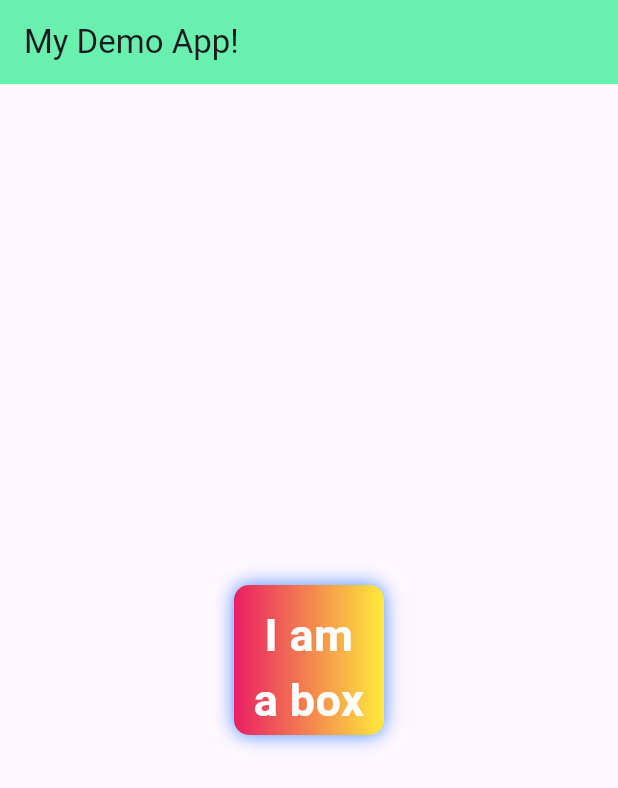
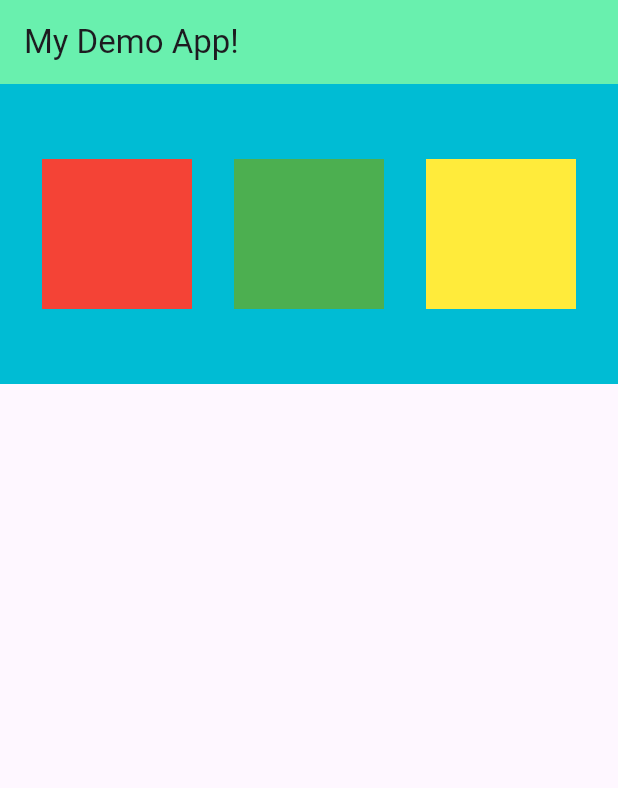
Before and after one commit to SunilKumarYadav1991/Flutter-Fundamental, a Flutter app: the screen it shows after launch, on a phone screen of 412 x 824 dp. Shown: the top 788 px of the screen. Run offline on Flutter 3.47's test engine with Material 3 defaults, Android fonts, the phone set to English and light mode, and no system bars.

Commit message:
Understanding row alignment

```diff
--- a/demo_flutter_project/lib/main.dart
+++ b/demo_flutter_project/lib/main.dart
@@ -10,7 +10,7 @@ void main() {
   runApp(MaterialApp(
     home: HomePage(),
     theme: ThemeData(
-      primarySwatch: Colors.purple, /* Does not work as per tutorial. Need to debug further */
+      primarySwatch: Colors.purple,                             /* Does not work as per tutorial. Need to debug further */
     ),
   ));
 }
@@ -23,38 +23,38 @@ class HomePage extends StatelessWidget {
     return Scaffold(
       appBar: AppBar(
         title: Text("My Demo App!"),
-        backgroundColor: Colors.greenAccent,                  /* Need to add color as default banner is white color */
+        backgroundColor: Colors.greenAccent,                     /* Need to add color as default banner is white color */
       ),
-      body: Center(
-        child: Container(                                      /* Each container has either one child or multiple children*/
-          padding:const EdgeInsets.all(12) ,
-          //color: Colors.red,                                 /*Either use BoxDecoration's color or */
-          width: 100,
-          height: 100,
-          alignment: Alignment.bottomLeft,
-          decoration: BoxDecoration(
-            color: Colors.red,
-            borderRadius: BorderRadius.circular(10),
-            gradient: LinearGradient(colors:[
-              Colors.pink, Colors.yellow
-              ]),
-            boxShadow: [
-              BoxShadow(
-                color: Colors.blueAccent,
-                blurRadius: 10,
-              )
-            ]
-           ),
-          child: Text(
-            "I am a box",
-            textAlign: TextAlign.center,
-            style: TextStyle(
-              fontSize: 30,
-              color: Colors.white,
-              fontWeight: FontWeight.bold
-              ),
+      body: Container(                                             /* body: Container() Centre will force all widgets under body in centre of screen*/
+        height: 200,
+        color: Colors.cyan,
+        child: Row(                                                /* Row will hold box container widget*/
+          mainAxisAlignment: MainAxisAlignment.spaceEvenly,
+          crossAxisAlignment: CrossAxisAlignment.center,
+          children: [
+            Container(                                              /* Each container has either one child or multiple children*/
+              padding:const EdgeInsets.all(12) ,
+              color: Colors.red,                                  /*Either use BoxDecoration's color or this */
+              width: 100,
+              height: 100,
+              alignment: Alignment.center,
             ),
-         )
+            Container(                                              /* Each container has either one child or multiple children*/
+              padding:const EdgeInsets.all(12) ,
+              color: Colors.green,                                /*Either use BoxDecoration's color or this */
+              width: 100,
+              height: 100,
+              alignment: Alignment.center,
+            ),
+            Container(                                              /* Each container has either one child or multiple children*/
+              padding:const EdgeInsets.all(12) ,
+              color: Colors.yellow,                                 /*Either use BoxDecoration's color or this */
+              width: 100,
+              height: 100,
+              alignment: Alignment.center,
+            )
+          ],
+        )
       ),
     );
   }
```
